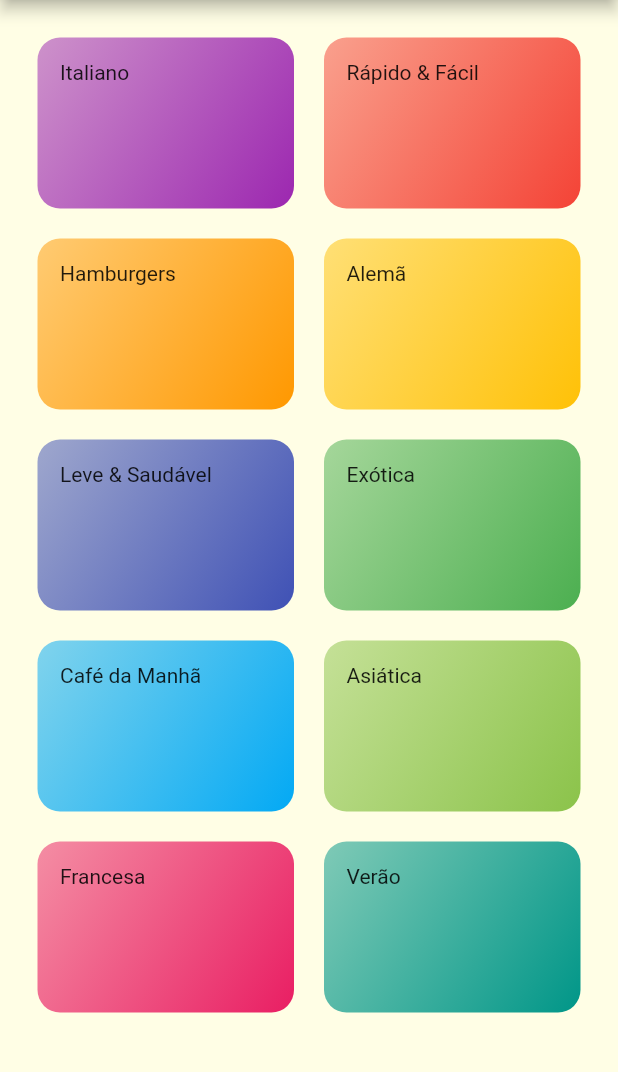
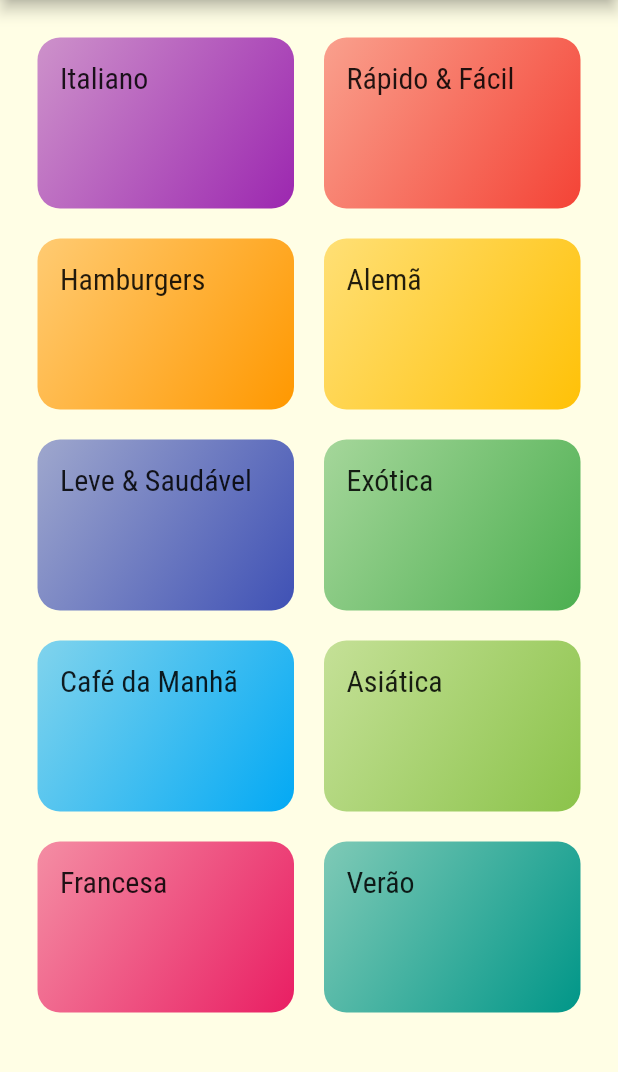
Before and after one commit to MatheusDCasanova/food_app, a Flutter app: the screen it shows after launch, on a phone screen of 412 x 824 dp, the part 84-1156 px from its top. Run offline on Flutter 3.47's test engine with Material 2 defaults, Android fonts, the phone set to English and light mode, and no system bars.

Commit message:
theme and styles aplied

```diff
--- a/lib/components/category_item.dart
+++ b/lib/components/category_item.dart
@@ -19,7 +19,10 @@ class CategoryItem extends StatelessWidget {
             begin: Alignment.topLeft,
             end: Alignment.bottomRight),
       ),
-      child: Text(category.title),
+      child: Text(
+        category.title,
+        style: Theme.of(context).textTheme.titleLarge,
+      ),
     );
   }
 }
--- a/lib/main.dart
+++ b/lib/main.dart
@@ -20,7 +20,7 @@ class MyApp extends StatelessWidget {
         canvasColor: const Color.fromRGBO(255, 254, 229, 1),
         fontFamily: 'Raleway',
         textTheme: ThemeData.light().textTheme.copyWith(
-              headline6: const TextStyle(
+              titleLarge: const TextStyle(
                 fontSize: 20,
                 fontFamily: 'RobotoCondensed',
               ),
```
